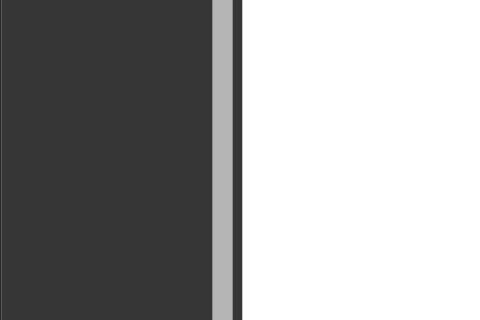
The window that AppWindow.ui (asuXie/Machine-Maintenance-System-MMS) describes before a commit, drawn with Qt 5; both pictures show x 0 to 480 and y 301 to 621 of the 1200 by 800 pixel window.
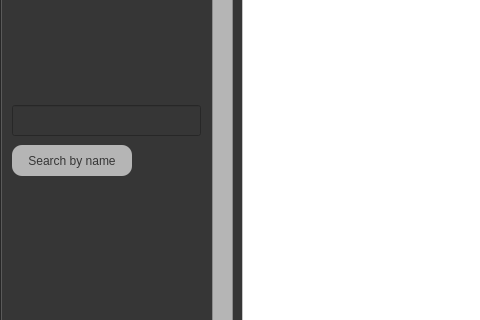
The same window after the commit. Icons and pictures are not drawn.

What changed in the file:
```diff
--- a/AppWindow.ui
+++ b/AppWindow.ui
@@ -881,6 +881,51 @@
        </property>
       </column>
      </widget>
+     <widget class="QLineEdit" name="partsNameSearch">
+      <property name="geometry">
+       <rect>
+        <x>10</x>
+        <y>340</y>
+        <width>189</width>
+        <height>31</height>
+       </rect>
+      </property>
+     </widget>
+     <widget class="QPushButton" name="partsNameSearchButton">
+      <property name="geometry">
+       <rect>
+        <x>10</x>
+        <y>380</y>
+        <width>120</width>
+        <height>31</height>
+       </rect>
+      </property>
+      <property name="maximumSize">
+       <size>
+        <width>120</width>
+        <height>60</height>
+       </size>
+      </property>
+      <property name="styleSheet">
+       <string notr="true">
+QPushButton{
+color: rgb(54, 54, 54);
+border-color: rgb(96, 96, 96);
+selection-color: rgb(0, 0, 0);
+font: 10pt &quot;Verdana&quot;;
+border-radius: 10px;
+background-color: rgb(181, 181, 181);
+
+}
+
+QPushButton:hover {
+color: rgb(255, 159, 102);
+}</string>
+      </property>
+      <property name="text">
+       <string>Search by name</string>
+      </property>
+     </widget>
     </widget>
    </widget>
    <widget class="QLabel" name="dateTimeLabel">
```
Left out of the diff: 60 changed lines with no effect on the pictures.
